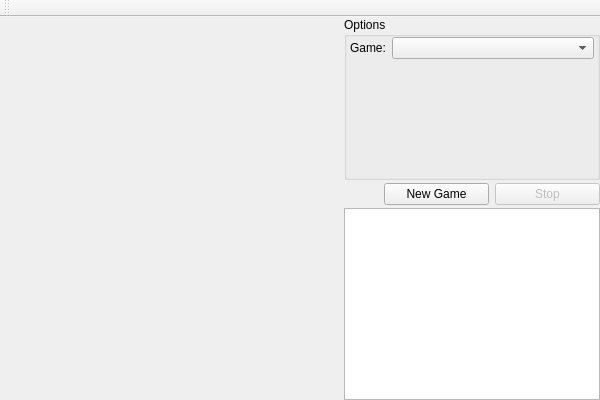
First picture: the form in src/chess/chess.ui, repository alekho77/chai, before the edit.
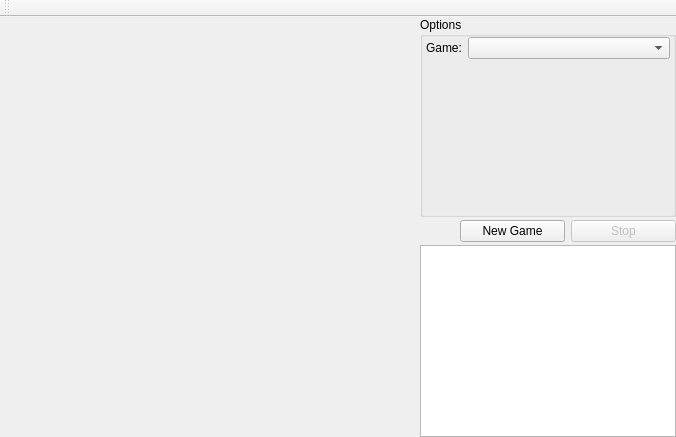
Second picture: the form after the edit. Icons and pictures are not drawn. Custom widgets are drawn as their Qt base class.

Commit message: Added drawing of possible moves.

```diff
--- a/src/chess/chess.ui
+++ b/src/chess/chess.ui
@@ -6,8 +6,8 @@
    <rect>
     <x>0</x>
     <y>0</y>
-    <width>600</width>
-    <height>400</height>
+    <width>676</width>
+    <height>437</height>
    </rect>
   </property>
   <property name="windowTitle">
```
Left out of the diff: 2 changed lines with no effect on the pictures. The commit also changes 2 other files.
